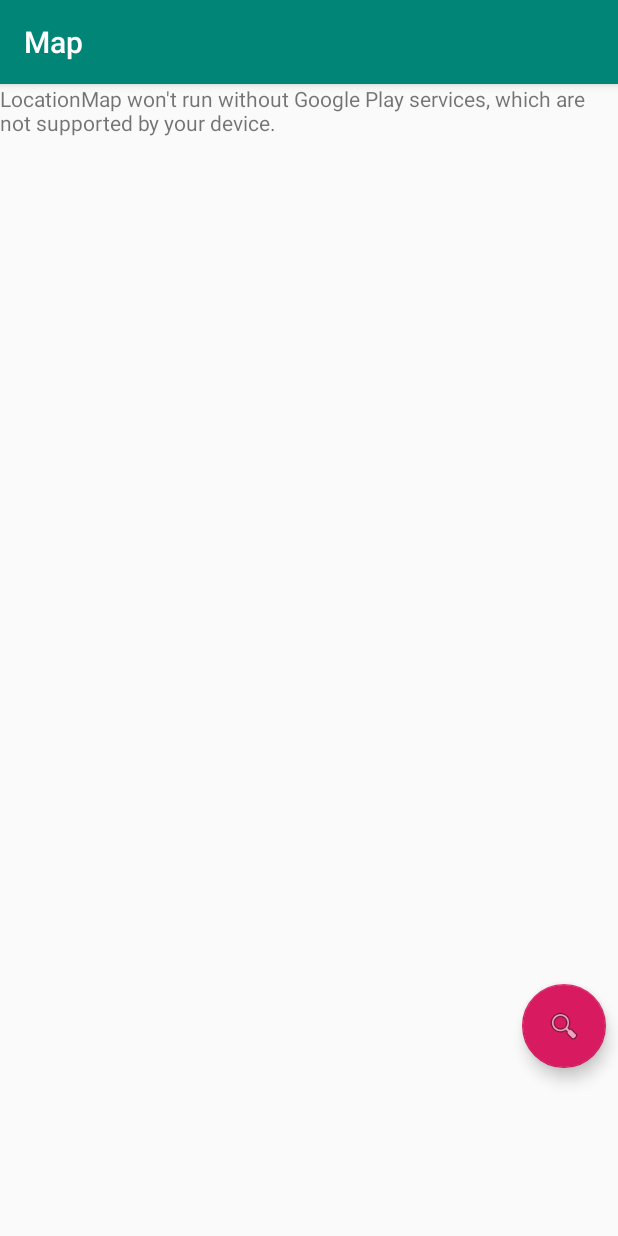
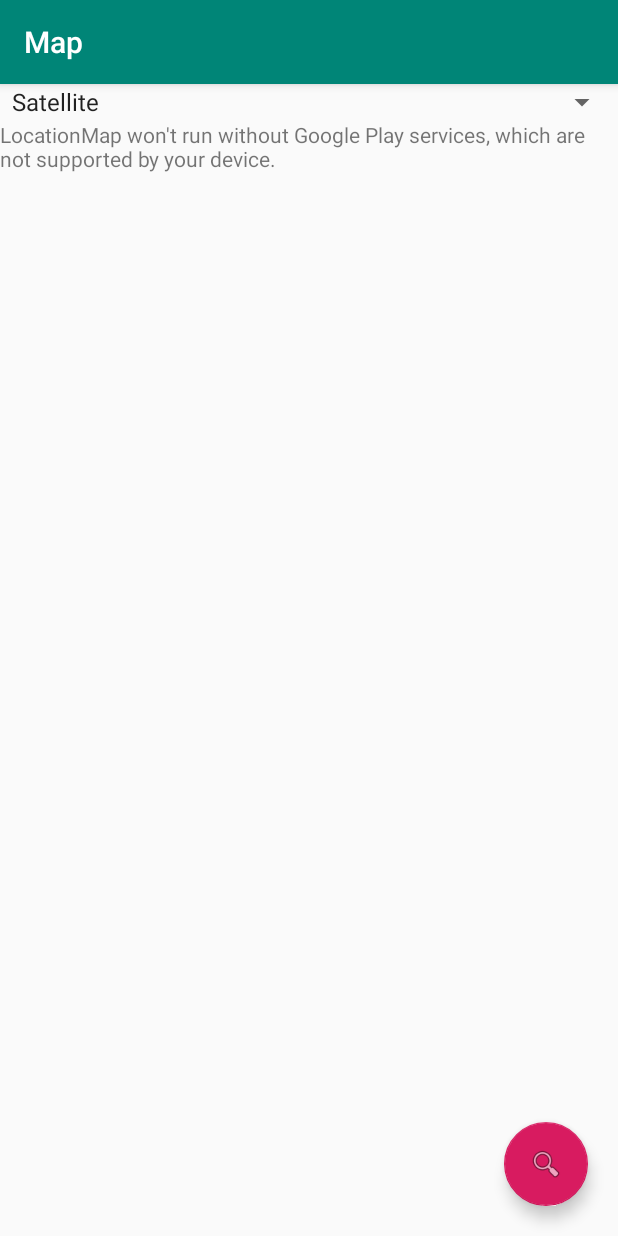
Before and after one commit to albertogurpegui/MapAndroid, an Android app: the screen it shows after launch (MapsActivity), on a phone screen of 412 x 824 dp. Run offline under Robolectric (Android 15) with nearby library versions, the phone set to English and light mode, and no system bars.

Commit message:
Ya estan los tipos como a ti te gustan

```diff
--- a/app/src/main/java/com/example/albertoguerpegui/locationmap/MapsActivity.kt
+++ b/app/src/main/java/com/example/albertoguerpegui/locationmap/MapsActivity.kt
@@ -9,6 +9,10 @@ import android.support.v4.app.ActivityCompat
 import android.support.v4.content.ContextCompat
 import android.support.v7.app.AppCompatActivity
 import android.util.Log
+import android.view.View
+import android.widget.AdapterView
+import android.widget.ArrayAdapter
+import android.widget.Spinner
 import android.widget.Toast
 import com.google.android.gms.common.GooglePlayServicesNotAvailableException
 import com.google.android.gms.common.GooglePlayServicesRepairableException
@@ -23,6 +27,8 @@ import com.google.android.gms.maps.model.LatLng
 import com.google.android.gms.maps.model.MarkerOptions
 
 
+
+
 class MapsActivity : AppCompatActivity(), OnMapReadyCallback{
 
     companion object {
@@ -35,11 +41,19 @@ class MapsActivity : AppCompatActivity(), OnMapReadyCallback{
     private var mLocationPermissionGranted = false
     private var sydney = LatLng(-34.0, 151.0)
     private var mLastKnownLocation: Location? = null
-
+    private lateinit var spinner: Spinner
 
     override fun onCreate(savedInstanceState: Bundle?) {
         super.onCreate(savedInstanceState)
         setContentView(R.layout.activity_maps)
+
+        spinner = findViewById<Spinner>(R.id.types_spinner)
+        val adapter = ArrayAdapter.createFromResource(
+            this,
+            R.array.types_map, android.R.layout.simple_spinner_item
+        )
+        adapter.setDropDownViewResource(android.R.layout.simple_spinner_dropdown_item)
+        spinner.adapter = adapter
 
         val mapFragment = supportFragmentManager.findFragmentById(R.id.map) as SupportMapFragment
         val fab = findViewById<FloatingActionButton>(R.id.fab)
@@ -85,6 +99,24 @@ class MapsActivity : AppCompatActivity(), OnMapReadyCallback{
             addMapMarker(sydney, "Sydney")
             updateLocationUI()
         }
+        spinner?.onItemSelectedListener = object : AdapterView.OnItemSelectedListener{
+            override fun onNothingSelected(parent: AdapterView<*>?) {
+
+            }
+
+            override fun onItemSelected(parent: AdapterView<*>?, view: View?, position: Int, id: Long) {
+                map.mapType = when(position){
+                    0->
+                        GoogleMap.MAP_TYPE_SATELLITE
+                    1->
+                        GoogleMap.MAP_TYPE_TERRAIN
+                    2->
+                        GoogleMap.MAP_TYPE_HYBRID
+                    else ->
+                        GoogleMap.MAP_TYPE_NORMAL
+                }
+            }
+        }
     }
 
 
@@ -112,9 +144,12 @@ class MapsActivity : AppCompatActivity(), OnMapReadyCallback{
     private fun getDeviceLocation() {
         try {
             if (mLocationPermissionGranted) {
+                Log.d("MapLocation", "Se pide ultima localizacion")
                 fusedLocationClient.lastLocation.addOnCompleteListener {
                     if (it.isSuccessful) {
                         mLastKnownLocation = it.result
+                        Log.d("MapLocation", "Ultima localizacion cargada" + mLastKnownLocation?.toString())
+
                         map.moveCamera(
                             CameraUpdateFactory.newLatLngZoom(
                                 mLastKnownLocation?.let { location ->
--- a/app/src/main/res/layout/activity_maps.xml
+++ b/app/src/main/res/layout/activity_maps.xml
@@ -1,12 +1,16 @@
 <?xml version="1.0" encoding="utf-8"?>
-<android.support.design.widget.CoordinatorLayout
+<RelativeLayout
         xmlns:android="http://schemas.android.com/apk/res/android"
         android:layout_width="match_parent"
         android:layout_height="match_parent"
         android:fitsSystemWindows="true">
-
+    <Spinner
+            android:id="@+id/types_spinner"
+            android:layout_width="match_parent"
+            android:layout_height="wrap_content" />
     <fragment
             android:id="@+id/map"
+            android:layout_below="@+id/types_spinner"
             class="com.google.android.gms.maps.SupportMapFragment"
             android:layout_width="match_parent"
             android:layout_height="match_parent"/>
@@ -15,9 +19,9 @@
             android:id="@+id/fab"
             android:layout_width="wrap_content"
             android:layout_height="wrap_content"
-            android:layout_gravity="bottom|end"
-            android:layout_marginRight="8dp"
-            android:layout_marginBottom="112dp"
+            android:layout_margin="20dp"
+            android:layout_alignParentEnd="true"
+            android:layout_alignParentBottom="true"
             android:src="@android:drawable/ic_menu_search"/>
 
-</android.support.design.widget.CoordinatorLayout>
+</RelativeLayout>
--- a/app/src/main/res/values/strings.xml
+++ b/app/src/main/res/values/strings.xml
@@ -1,4 +1,9 @@
 <resources>
     <string name="app_name">LocationMap</string>
     <string name="title_activity_maps">Map</string>
+    <string-array name="types_map">
+        <item>Satellite</item>
+        <item>Terrain</item>
+        <item>Hybrid</item>
+    </string-array>
 </resources>
```
